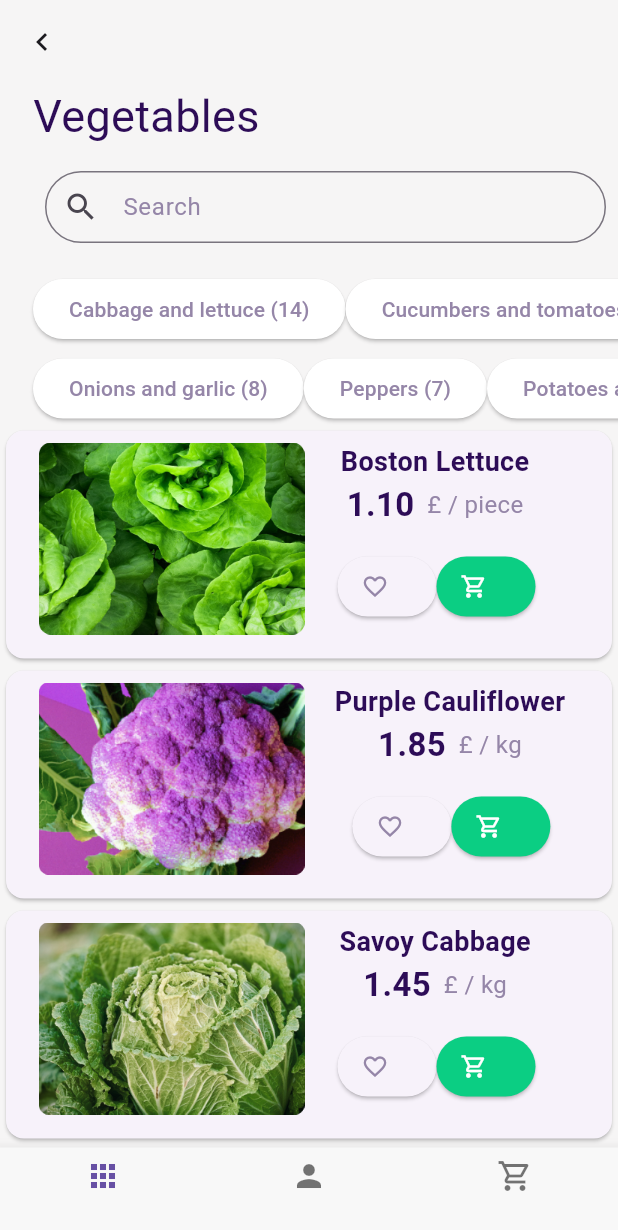
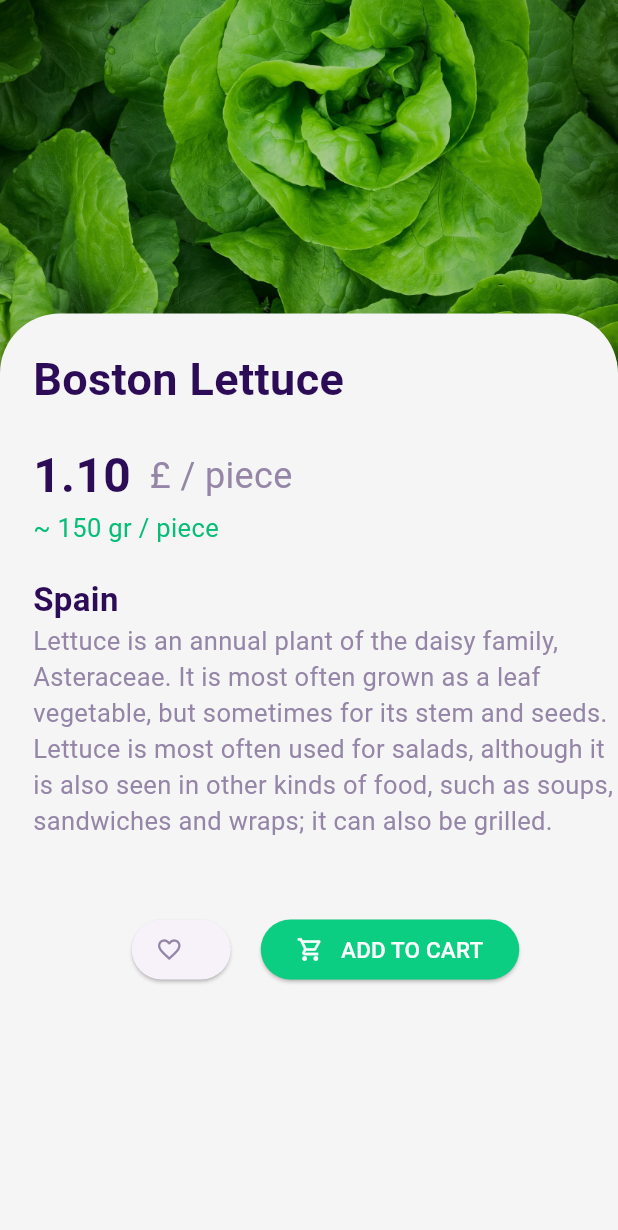
Before and after one commit to aleynayilm/Delivery_App_UI, a Flutter app: the screen it shows after launch, on a phone screen of 412 x 824 dp. Shown: the top 1230 px of the screen. Run offline on Flutter 3.47's test engine with Material 3 defaults, Android fonts, the phone set to English and light mode, and no system bars.

Commit message:
Item screen added

```diff
--- a/lib/categories_screen.dart
+++ b/lib/categories_screen.dart
@@ -1,5 +1,7 @@
 import 'package:delivery_app_ui/core/constants/color_items.dart';
 import 'package:delivery_app_ui/core/constants/strings_items.dart';
+import 'package:delivery_app_ui/splash_screen.dart';
+import 'package:delivery_app_ui/vegetables_screen.dart';
 import 'package:flutter/material.dart';
 
 class CategoriesScreen extends StatefulWidget {
@@ -17,11 +19,11 @@ class _CategoriesScreenState extends State<CategoriesScreen> {
         backgroundColor: Colorss.appBarBackgroundColor,
         leading: IconButton(
           onPressed: () {
-            // Navigator.pop(
-            //     context,
-            //     MaterialPageRoute(
-            //       builder: (context) => const SplashScreen(),
-            //     ));
+            Navigator.pop(
+                context,
+                MaterialPageRoute(
+                  builder: (context) => const SplashScreen(),
+                ));
           },
           icon: const Icon(Icons.chevron_left_outlined),
         ),
@@ -69,7 +71,14 @@ class _CategoriesScreenState extends State<CategoriesScreen> {
                     mainAxisAlignment: MainAxisAlignment.spaceEvenly,
                     children: [
                       InkWell(
-                          onTap: () {},
+                          onTap: () {
+                            Navigator.push(
+                                context,
+                                MaterialPageRoute(
+                                  builder: (context) =>
+                                      const VegetablesScreen(),
+                                ));
+                          },
                           child: CardComponent(
                             image: Image.asset(
                               'assets/card1.png',
--- a/lib/core/constants/color_items.dart
+++ b/lib/core/constants/color_items.dart
@@ -21,4 +21,6 @@ class Colorss {
   static Color chipsSecondaryText = const Color(0XFF9586A8);
   static Color chipsSelectedField = const Color(0xFFE2CBFF);
   static Color chipsUnselectedField = const Color(0xFFFFFFFF);
+  static Color itemScreenContainer = const Color(0xFFF6F5F5);
+  static Color text3Color = const Color(0xFF06BE77);
 }
--- a/lib/core/constants/strings_items.dart
+++ b/lib/core/constants/strings_items.dart
@@ -40,3 +40,14 @@ class VegetablesLanguageItems {
   String itemRowViewPrimaryText3 = 'Savoy Cabbage';
   String itemRowViewNumber3 = '1.45';
 }
+
+class ItemScreenLanguageItems {
+  String title1 = 'Boston Lettuce';
+  String text1 = '1.10';
+  String text2 = '  £ / piece';
+  String text3 = '~ 150 gr / piece';
+  String title2 = 'Spain';
+  String secondaryText =
+      'Lettuce is an annual plant of the daisy family, Asteraceae. It is most often grown as a leaf vegetable, but sometimes for its stem and seeds. Lettuce is most often used for salads, although it is also seen in other kinds of food, such as soups, sandwiches and wraps; it can also be grilled.';
+  String buttonText = '   ADD TO CART';
+}
--- /dev/null
+++ b/lib/item_screen.dart
@@ -0,0 +1,155 @@
+import 'package:delivery_app_ui/core/constants/color_items.dart';
+import 'package:delivery_app_ui/core/constants/strings_items.dart';
+import 'package:flutter/material.dart';
+
+class ItemScreen extends StatefulWidget {
+  const ItemScreen({super.key});
+
+  @override
+  State<ItemScreen> createState() => _ItemScreenState();
+}
+
+class _ItemScreenState extends State<ItemScreen> {
+  @override
+  Widget build(BuildContext context) {
+    return Scaffold(
+      body: Stack(
+        children: [
+          Align(
+              alignment: AlignmentDirectional.topStart,
+              child: Image.asset('assets/itemScreenImage.png')),
+          Align(
+            alignment: AlignmentDirectional.bottomEnd,
+            child: Container(
+              decoration: BoxDecoration(
+                  color: Colorss.itemScreenContainer,
+                  borderRadius: BorderRadius.circular(40)),
+              height: _Size().containerHeight,
+              width: _Size().containerWidth,
+              child: Padding(
+                padding: EdgeInsets.only(
+                    left: _Padding().pagePadding, top: _Padding().pagePadding),
+                child: Column(
+                  crossAxisAlignment: CrossAxisAlignment.start,
+                  children: [
+                    Padding(
+                      padding: const EdgeInsets.only(bottom: 20),
+                      child: Text(
+                        ItemScreenLanguageItems().title1,
+                        textAlign: TextAlign.left,
+                        style: TextStyle(
+                            fontSize: _FontSize().title1,
+                            fontWeight: FontWeight.bold,
+                            color: Colorss.textPrimaryColor),
+                      ),
+                    ),
+                    Row(
+                      children: [
+                        Text(
+                          ItemScreenLanguageItems().text1,
+                          textAlign: TextAlign.left,
+                          style: TextStyle(
+                              fontSize: _FontSize().text1,
+                              fontWeight: FontWeight.bold,
+                              color: Colorss.textPrimaryColor),
+                        ),
+                        Text(
+                          ItemScreenLanguageItems().text2,
+                          style: TextStyle(
+                              fontSize: _FontSize().text2,
+                              color: Colorss.textSecondary),
+                        )
+                      ],
+                    ),
+                    Text(
+                      ItemScreenLanguageItems().text3,
+                      textAlign: TextAlign.left,
+                      style: TextStyle(
+                          fontSize: _FontSize().text3,
+                          color: Colorss.text3Color),
+                    ),
+                    Padding(
+                      padding: const EdgeInsets.only(top: 20),
+                      child: Text(
+                        ItemScreenLanguageItems().title2,
+                        textAlign: TextAlign.left,
+                        style: TextStyle(
+                            fontSize: _FontSize().title2,
+                            color: Colorss.textPrimaryColor,
+                            fontWeight: FontWeight.bold),
+                      ),
+                    ),
+                    Text(
+                      ItemScreenLanguageItems().secondaryText,
+                      textAlign: TextAlign.left,
+                      style: TextStyle(
+                        fontSize: _FontSize().textSecondary,
+                        color: Colorss.textSecondary,
+                      ),
+                    ),
+                    Padding(
+                      padding: const EdgeInsets.only(top: 50),
+                      child: Row(
+                        mainAxisAlignment: MainAxisAlignment.center,
+                        children: [
+                          ElevatedButton.icon(
+                              onPressed: () {},
+                              icon: Icon(
+                                Icons.favorite_border_outlined,
+                                color: Colorss.textSecondary,
+                              ),
+                              label: const Text('')),
+                          const SizedBox(
+                            width: 20,
+                          ),
+                          ElevatedButton(
+                            onPressed: () {},
+                            style: ElevatedButton.styleFrom(
+                                primary: Colorss.primaryButton),
+                            child: Row(
+                              children: [
+                                const Icon(
+                                  Icons.shopping_cart_outlined,
+                                  color: Colors.white,
+                                ),
+                                Text(
+                                  ItemScreenLanguageItems().buttonText,
+                                  style: TextStyle(
+                                      color: Colors.white,
+                                      fontSize: _FontSize().buttonText),
+                                )
+                              ],
+                            ),
+                          )
+                        ],
+                      ),
+                    ),
+                  ],
+                ),
+              ),
+            ),
+          )
+        ],
+      ),
+    );
+  }
+}
+
+class _Size {
+  final double containerWidth = 414;
+  final double containerHeight = 615;
+}
+
+class _Padding {
+  final double pagePadding = 22;
+}
+
+class _FontSize {
+  final double title1 = 30;
+  final double text1 = 32;
+  final double text2 = 24;
+  final double text3 = 17;
+  final double title2 = 22;
+  final double textSecondary = 17;
+  final double buttonText = 15;
+}
--- a/lib/main.dart
+++ b/lib/main.dart
@@ -1,5 +1,5 @@
+import 'package:delivery_app_ui/item_screen.dart';
 import 'package:delivery_app_ui/theme/light_theme.dart';
-import 'package:delivery_app_ui/vegetables_screen.dart';
 import 'package:flutter/material.dart';
 
 void main() {
@@ -15,7 +15,7 @@ class MyApp extends StatelessWidget {
       title: 'Flutter Demo',
       theme: LightTheme().theme,
       debugShowCheckedModeBanner: false,
-      home: const VegetablesScreen(),
+      home: const ItemScreen(),
     );
   }
 }
--- a/lib/splash_screen.dart
+++ b/lib/splash_screen.dart
@@ -1,3 +1,4 @@
+import 'package:delivery_app_ui/categories_screen.dart';
 import 'package:delivery_app_ui/core/constants/color_items.dart';
 import 'package:delivery_app_ui/core/constants/strings_items.dart';
 import 'package:flutter/material.dart';
@@ -101,7 +102,11 @@ Future _displayBottomSheet(BuildContext context) {
           ),
           ElevatedButton(
               onPressed: () {
-                //Navigator.push(context, MaterialPageRoute(builder: (context) => ,));
+                Navigator.push(
+                    context,
+                    MaterialPageRoute(
+                      builder: (context) => const CategoriesScreen(),
+                    ));
               },
               style: ElevatedButton.styleFrom(
                 primary: Colorss.primaryButton,
--- a/lib/vegetables_screen.dart
+++ b/lib/vegetables_screen.dart
@@ -1,5 +1,7 @@
+import 'package:delivery_app_ui/categories_screen.dart';
 import 'package:delivery_app_ui/core/constants/color_items.dart';
 import 'package:delivery_app_ui/core/constants/strings_items.dart';
+import 'package:delivery_app_ui/item_screen.dart';
 import 'package:flutter/material.dart';
 
 class VegetablesScreen extends StatefulWidget {
@@ -15,21 +17,14 @@ class _VegetablesScreenState extends State<VegetablesScreen> {
   Widget build(BuildContext context) {
     return Scaffold(
       appBar: AppBar(
-        // flexibleSpace: Align(
-        //   alignment: Alignment.topRight,
-        //   child: SizedBox(
-        //       width: _Size().vector,
-        //       height: _Size().vector,
-        //       child: Image.asset('assets/vector.png')),
-        // ),
         backgroundColor: Colorss.appBarBackgroundColor,
         leading: IconButton(
           onPressed: () {
-            // Navigator.pop(
-            //     context,
-            //     MaterialPageRoute(
-            //       builder: (context) => const SplashScreen(),
-            //     ));
+            Navigator.pop(
+                context,
+                MaterialPageRoute(
+                  builder: (context) => const CategoriesScreen(),
+                ));
           },
           icon: const Icon(Icons.chevron_left_outlined),
         ),
@@ -240,7 +235,14 @@ class ItemRowView extends StatelessWidget {
                                     ),
                                     label: const Text('')),
                                 ElevatedButton.icon(
-                                    onPressed: () {},
+                                    onPressed: () {
+                                      // Navigator.push(
+                                      //     context,
+                                      //     MaterialPageRoute(
+                                      //       builder: (context) =>
+                                      //           const ItemScreen(),
+                                      //     ));
+                                    },
                                     style: ElevatedButton.styleFrom(
                                         primary: Colorss.primaryButton),
                                     icon: const Icon(
```
Also changed, not shown: assets/itemScreenImage.png (added).
